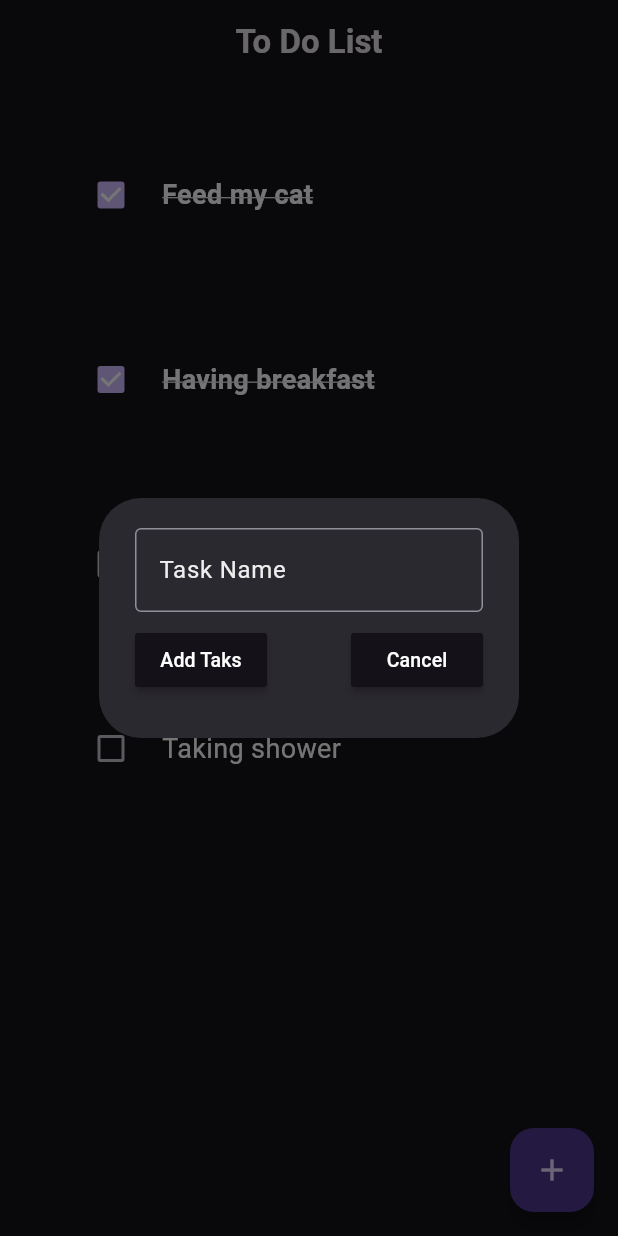
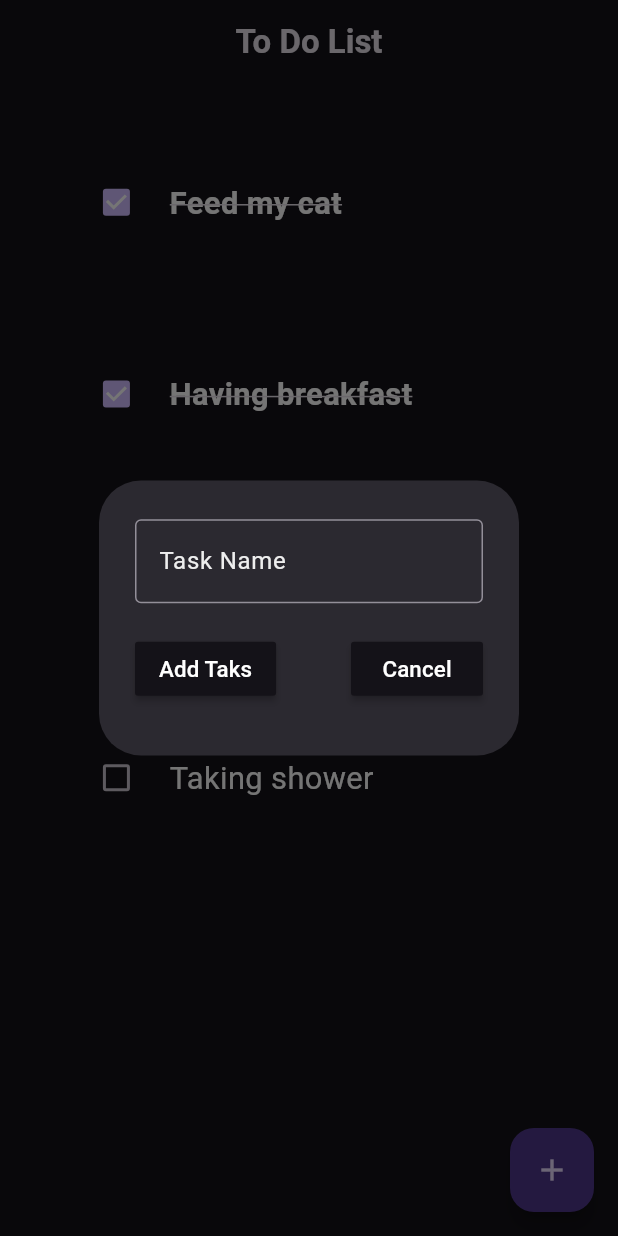
Before and after one commit to rahmagamal21/To-Do-Task, a Flutter app: the screen it shows after launch, after a tap on the "add" icon, on a phone screen of 412 x 824 dp. Run offline on Flutter 3.47's test engine with Material 3 defaults, Android fonts, the phone set to English and light mode, and no system bars; drawn by our look-alikes of flutter_slidable; our stand-ins replace flutter_screenutil, google_fonts.

Commit message:
adding screenUtils

```diff
--- a/lib/Features/To Do/Presentation/Views/Widgets/custom_button.dart
+++ b/lib/Features/To Do/Presentation/Views/Widgets/custom_button.dart
@@ -1,4 +1,5 @@
 import 'package:flutter/material.dart';
+import 'package:flutter_screenutil/flutter_screenutil.dart';
 import 'package:google_fonts/google_fonts.dart';
 
 class CustomButton extends StatelessWidget {
@@ -14,7 +15,7 @@ class CustomButton extends StatelessWidget {
           text,
           style: GoogleFonts.roboto(
             color: Colors.white,
-            fontSize: 13,
+            fontSize: 13.sp,
           ),
         ));
   }
--- a/lib/Features/To Do/Presentation/Views/Widgets/dialog_box.dart
+++ b/lib/Features/To Do/Presentation/Views/Widgets/dialog_box.dart
@@ -1,4 +1,5 @@
 import 'package:flutter/material.dart';
+import 'package:flutter_screenutil/flutter_screenutil.dart';
 import 'package:google_fonts/google_fonts.dart';
 
 import 'custom_button.dart';
@@ -17,8 +18,9 @@ class DialogBox extends StatelessWidget {
     return AlertDialog(
       // backgroundColor: Colors.purple[400],
       content: SizedBox(
-        height: 120,
+        height: 120.h,
         child: Column(
+          mainAxisSize: MainAxisSize.min,
           mainAxisAlignment: MainAxisAlignment.spaceAround,
           children: [
             TextField(
--- a/lib/Features/To Do/Presentation/Views/Widgets/todo_tile.dart
+++ b/lib/Features/To Do/Presentation/Views/Widgets/todo_tile.dart
@@ -1,4 +1,5 @@
 import 'package:flutter/material.dart';
+import 'package:flutter_screenutil/flutter_screenutil.dart';
 import 'package:flutter_slidable/flutter_slidable.dart';
 import 'package:google_fonts/google_fonts.dart';
 
@@ -19,7 +20,7 @@ class ToDoTile extends StatelessWidget {
   @override
   Widget build(BuildContext context) {
     return Padding(
-      padding: const EdgeInsets.only(top: 25.0, left: 25, right: 25),
+      padding: EdgeInsets.only(top: 25.0.h, left: 25.w, right: 25.w),
       child: Slidable(
         endActionPane: ActionPane(
           motion: const ScrollMotion(),
@@ -28,7 +29,7 @@ class ToDoTile extends StatelessWidget {
               onPressed: deleteFunction,
               icon: Icons.delete,
               backgroundColor: Colors.red.shade300,
-              borderRadius: BorderRadius.circular(12),
+              borderRadius: BorderRadius.circular(12.r),
             )
           ],
         ),
@@ -36,7 +37,7 @@ class ToDoTile extends StatelessWidget {
           padding: const EdgeInsets.all(25),
           decoration: BoxDecoration(
             color: Theme.of(context).primaryColor,
-            borderRadius: BorderRadius.circular(12),
+            borderRadius: BorderRadius.circular(12.r),
           ),
           child: Row(
             children: [
@@ -44,15 +45,15 @@ class ToDoTile extends StatelessWidget {
                   checkColor: Colors.white,
                   value: isComplated,
                   onChanged: onChange),
-              const SizedBox(
-                width: 10,
+              SizedBox(
+                width: 10.w,
               ),
               Text(
                 taskName,
                 style: GoogleFonts.roboto(
                   color: Colors.white,
                   fontWeight: isComplated ? FontWeight.bold : FontWeight.normal,
-                  fontSize: 18,
+                  fontSize: 18.sp,
                   decoration: isComplated
                       ? TextDecoration.lineThrough
                       : TextDecoration.none,
--- a/lib/main.dart
+++ b/lib/main.dart
@@ -1,4 +1,5 @@
 import 'package:flutter/material.dart';
+import 'package:flutter_screenutil/flutter_screenutil.dart';
 
 import 'Features/To Do/Presentation/Views/home_screen.dart';
 
@@ -12,11 +13,15 @@
   // This widget is the root of your application.
   @override
   Widget build(BuildContext context) {
+    return ScreenUtilInit(
+        designSize: const Size(360, 690),
+        builder: (context, child) {
           return MaterialApp(
             debugShowCheckedModeBanner: false,
             darkTheme: ThemeData.dark(),
             themeMode: ThemeMode.dark,
             home: const HomeScreen(),
           );
+        });
   }
 }
```
Also changed, not shown: pubspec.yaml (+4 -12 lines), pubspec.lock. Lines whose indentation alone changed are shown as unchanged.
